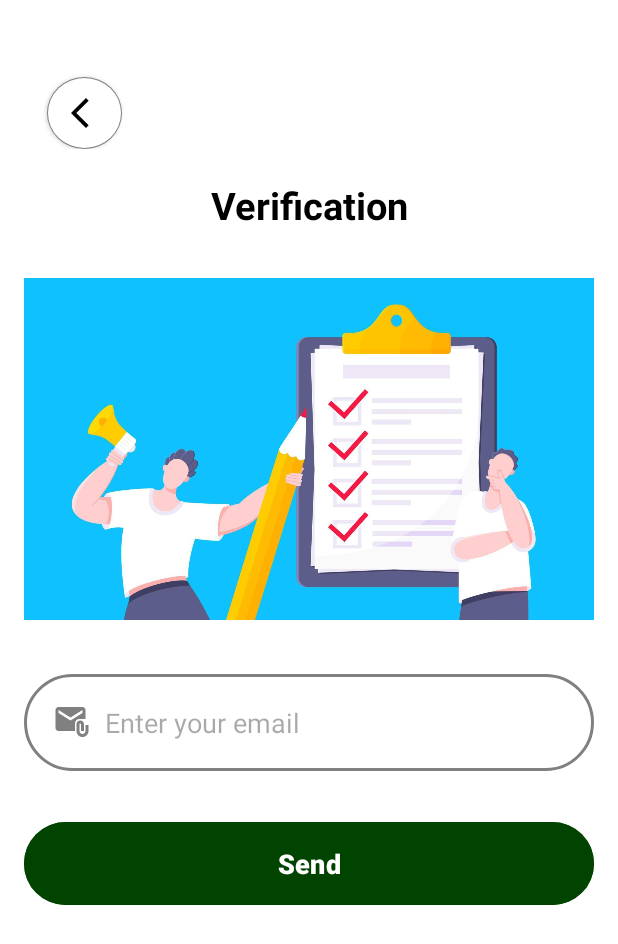
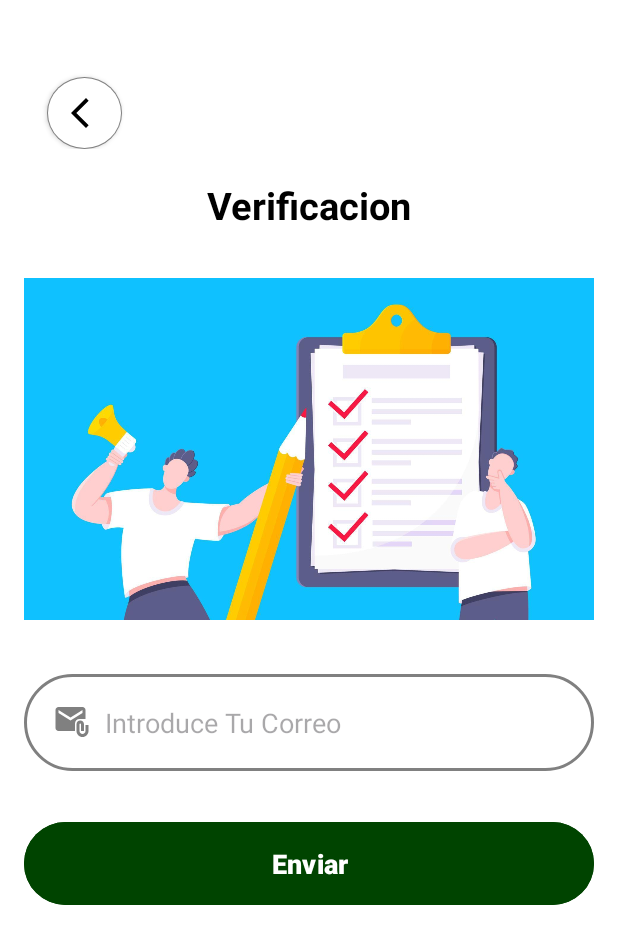
Before and after one commit to Angel96102/ProyectoGrupal, an Android app: the Verfication screen opened directly, with no data from a screen before it, on a phone screen of 412 x 824 dp. Shown: the top 944 px of the screen. Run offline under Robolectric (Android 15) with nearby library versions, the phone set to English and light mode, and no system bars.

Commit message:
5 cambio

```diff
--- a/app/src/main/res/values/strings.xml
+++ b/app/src/main/res/values/strings.xml
@@ -21,12 +21,12 @@
     <string name="terminoscondiciones">Al continuar,acepta nuestra Politica de Privacidad y Rermino de uso</string>
     <string name="next">Siguiente</string>
     <string name="already">¿Ya tienes una cuenta?</string>
-    <string name="verification">Verification</string>
-    <string name="send">Send</string>
+    <string name="verification">Verificacion</string>
+    <string name="send">Enviar</string>
     <string name="reset">Restablecer Contraseña</string>
     <string name="confirmpassword">Confirmar Contraseña</string>
     <string name="coninue">Continuar</string>
     <string name="log">Iniciar sesion</string>
-    <string name="as">Enter your email</string>
+    <string name="as">Introduce Tu Correo</string>
     <string name="titulo">RELIQUIAS VERDE</string>
 </resources>
```
